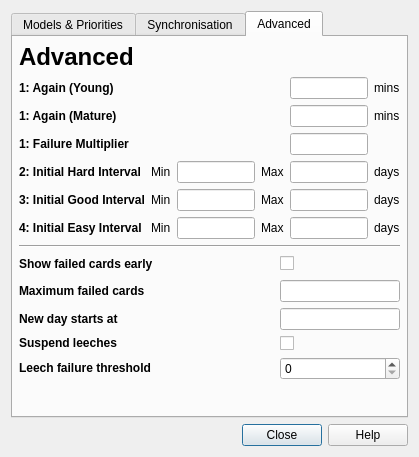
This is designer/deckproperties.ui in darkdragon-001/anki as Qt 5 draws it before an edit. The edited form follows.
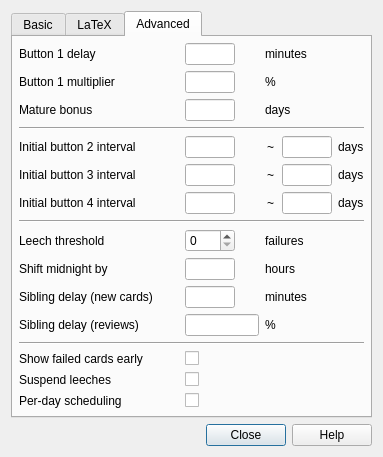
This is the edited form. The open tabs and pages were chosen to show the change.

Diff of the .ui file:
```diff
--- a/designer/deckproperties.ui
+++ b/designer/deckproperties.ui
@@ -9,8 +9,8 @@
    <rect>
     <x>0</x>
     <y>0</y>
-    <width>419</width>
-    <height>457</height>
+    <width>383</width>
+    <height>452</height>
    </rect>
   </property>
   <property name="windowTitle">
@@ -27,22 +27,22 @@
      </property>
      <widget class="QWidget" name="tab_2">
       <attribute name="title">
-       <string>Models &amp;&amp; Priorities</string>
+       <string>Basic</string>
       </attribute>
       <layout class="QGridLayout" name="gridLayout_6">
-       <item row="4" column="0">
-        <widget class="QLabel" name="label_16">
-         <property name="text">
-          <string>&lt;h1&gt;Priorities&lt;/h1&gt;</string>
-         </property>
-        </widget>
-       </item>
        <item row="5" column="0">
+        <widget class="QLabel" name="label_16">
+         <property name="text">
+          <string>&lt;b&gt;Priorities&lt;/b&gt;</string>
+         </property>
+        </widget>
+       </item>
+       <item row="6" column="0">
         <layout class="QGridLayout" name="gridLayout_4">
          <item row="0" column="0">
           <widget class="QLabel" name="label_21">
            <property name="text">
-            <string>&lt;b&gt;Very High Priority&lt;/b&gt;</string>
+            <string>Very high priority</string>
            </property>
            <property name="wordWrap">
             <bool>true</bool>
@@ -55,7 +55,7 @@
          <item row="1" column="0">
           <widget class="QLabel" name="label_17">
            <property name="text">
-            <string>&lt;b&gt;High Priority&lt;/b&gt;</string>
+            <string>High priority</string>
            </property>
            <property name="wordWrap">
             <bool>true</bool>
@@ -68,7 +68,7 @@
          <item row="2" column="0">
           <widget class="QLabel" name="label_24">
            <property name="text">
-            <string>&lt;b&gt;Low Priority&lt;/b&gt;</string>
+            <string>Low priority</string>
            </property>
            <property name="wordWrap">
             <bool>true</bool>
@@ -80,7 +80,7 @@
          </item>
         </layout>
        </item>
-       <item row="6" column="0">
+       <item row="7" column="0">
         <spacer name="verticalSpacer_2">
          <property name="orientation">
           <enum>Qt::Vertical</enum>
@@ -93,10 +93,94 @@
          </property>
         </spacer>
        </item>
-       <item row="1" column="0">
+       <item row="3" column="0">
         <widget class="QLabel" name="label_14">
          <property name="text">
-          <string>&lt;h1&gt;Models&lt;/h1&gt;</string>
+          <string>&lt;b&gt;Models&lt;/b&gt;</string>
+         </property>
+         <property name="wordWrap">
+          <bool>true</bool>
+         </property>
+        </widget>
+       </item>
+       <item row="4" column="0">
+        <layout class="QGridLayout" name="gridLayout_2">
+         <item row="0" column="0">
+          <widget class="QListWidget" name="modelsList">
+           <property name="sizePolicy">
+            <sizepolicy hsizetype="Expanding" vsizetype="Preferred">
+             <horstretch>0</horstretch>
+             <verstretch>0</verstretch>
+            </sizepolicy>
+           </property>
+          </widget>
+         </item>
+         <item row="0" column="1">
+          <layout class="QVBoxLayout" name="verticalLayout_3">
+           <item>
+            <widget class="QPushButton" name="modelsAdd">
+             <property name="text">
+              <string>&amp;Add</string>
+             </property>
+             <property name="autoDefault">
+              <bool>false</bool>
+             </property>
+            </widget>
+           </item>
+           <item>
+            <widget class="QPushButton" name="modelsEdit">
+             <property name="text">
+              <string>&amp;Edit</string>
+             </property>
+             <property name="autoDefault">
+              <bool>false</bool>
+             </property>
+            </widget>
+           </item>
+           <item>
+            <widget class="QPushButton" name="modelsDelete">
+             <property name="text">
+              <string>&amp;Delete</string>
+             </property>
+             <property name="autoDefault">
+              <bool>false</bool>
+             </property>
+            </widget>
+           </item>
+           <item>
+            <spacer name="verticalSpacer_3">
+             <property name="orientation">
+              <enum>Qt::Vertical</enum>
+             </property>
+             <property name="sizeHint" stdset="0">
+              <size>
+               <width>20</width>
+               <height>40</height>
+              </size>
+             </property>
+            </spacer>
+           </item>
+          </layout>
+         </item>
+        </layout>
+       </item>
+       <item row="1" column="0">
+        <widget class="QCheckBox" name="doSync">
+         <property name="text">
+          <string>Synchronize this deck with AnkiWeb</string>
+         </property>
+        </widget>
+       </item>
+       <item row="0" column="0">
+        <widget class="QLabel" name="label_13">
+         <property name="whatsThis">
+          <string>label</string>
+         </property>
+         <property name="text">
+          <string>&lt;b&gt;Synchronization&lt;/b&gt;</string>
+         </property>
+         <property name="scaledContents">
+          <bool>false</bool>
          </property>
          <property name="wordWrap">
           <bool>true</bool>
@@ -104,175 +188,56 @@
         </widget>
        </item>
        <item row="2" column="0">
-        <widget class="QListWidget" name="modelsList"/>
-       </item>
-       <item row="3" column="0">
-        <layout class="QHBoxLayout" name="_2">
+        <layout class="QGridLayout" name="gridLayout_3">
          <property name="spacing">
-          <number>6</number>
+          <number>4</number>
          </property>
-         <property name="margin">
-          <number>0</number>
-         </property>
-         <item>
-          <widget class="QPushButton" name="modelsAdd">
+         <item row="0" column="0">
+          <widget class="QLabel" name="label_5">
            <property name="text">
-            <string>&amp;Add</string>
+            <string>Media URL</string>
            </property>
-           <property name="autoDefault">
-            <bool>false</bool>
-           </property>
           </widget>
          </item>
-         <item>
-          <widget class="QPushButton" name="modelsEdit">
-           <property name="text">
-            <string>&amp;Edit</string>
-           </property>
-           <property name="autoDefault">
-            <bool>false</bool>
-           </property>
-          </widget>
-         </item>
-         <item>
-          <widget class="QPushButton" name="modelsDelete">
-           <property name="text">
-            <string>&amp;Delete</string>
-           </property>
-           <property name="autoDefault">
-            <bool>false</bool>
-           </property>
-          </widget>
+         <item row="0" column="1">
+          <widget class="QLineEdit" name="mediaURL"/>
          </item>
         </layout>
        </item>
       </layout>
      </widget>
-     <widget class="QWidget" name="tab_5">
+     <widget class="QWidget" name="tab">
       <attribute name="title">
-       <string>Synchronisation</string>
+       <string>LaTeX</string>
       </attribute>
       <layout class="QVBoxLayout" name="verticalLayout">
        <item>
-        <layout class="QGridLayout" name="gridLayout">
-         <item row="0" column="0">
-          <widget class="QLabel" name="label_13">
-           <property name="whatsThis">
-            <string>label</string>
-           </property>
-           <property name="text">
-            <string>&lt;h1&gt;Synchronisation&lt;/h1&gt;</string>
-           </property>
-           <property name="scaledContents">
-            <bool>false</bool>
-           </property>
-           <property name="wordWrap">
-            <bool>true</bool>
-           </property>
-          </widget>
-         </item>
-         <item row="1" column="0">
-          <widget class="QCheckBox" name="doSync">
-           <property name="text">
-            <string>Synchronize this deck</string>
-           </property>
-          </widget>
-         </item>
-         <item row="6" column="0">
-          <widget class="QLabel" name="label_28">
-           <property name="maximumSize">
-            <size>
-             <width>16777215</width>
-             <height>40</height>
-            </size>
-           </property>
-           <property name="text">
-            <string>&lt;h1&gt;Sources&lt;/h1&gt;</string>
-           </property>
-          </widget>
-         </item>
-         <item row="8" column="0">
-          <layout class="QHBoxLayout" name="horizontalLayout_3">
-           <item>
-            <widget class="QPushButton" name="addSource">
-             <property name="text">
-              <string>&amp;Add Source</string>
-             </property>
-             <property name="autoDefault">
-              <bool>false</bool>
-             </property>
-            </widget>
-           </item>
-           <item>
-            <widget class="QPushButton" name="deleteSource">
-             <property name="text">
-              <string>&amp;Delete Source</string>
-             </property>
-             <property name="autoDefault">
-              <bool>false</bool>
-             </property>
-            </widget>
-           </item>
-          </layout>
-         </item>
-         <item row="7" column="0">
-          <widget class="QTableWidget" name="sourcesTable"/>
-         </item>
-         <item row="3" column="0">
-          <spacer name="verticalSpacer_4">
-           <property name="orientation">
-            <enum>Qt::Vertical</enum>
-           </property>
-           <property name="sizeHint" stdset="0">
-            <size>
-             <width>20</width>
-             <height>40</height>
-            </size>
-           </property>
-          </spacer>
-         </item>
-         <item row="2" column="0">
-          <layout class="QHBoxLayout" name="horizontalLayout_2">
-           <item>
-            <widget class="QLabel" name="label_18">
-             <property name="text">
-              <string>Name on server: </string>
-             </property>
-            </widget>
-           </item>
-           <item>
-            <widget class="QLineEdit" name="syncName">
-             <property name="enabled">
-              <bool>false</bool>
-             </property>
-             <property name="whatsThis">
-              <string>option</string>
-             </property>
-            </widget>
-           </item>
-          </layout>
-         </item>
-         <item row="4" column="0">
-          <widget class="Line" name="line_3">
-           <property name="orientation">
-            <enum>Qt::Horizontal</enum>
-           </property>
-          </widget>
-         </item>
-         <item row="5" column="0">
-          <spacer name="verticalSpacer_6">
-           <property name="orientation">
-            <enum>Qt::Vertical</enum>
-           </property>
-           <property name="sizeHint" stdset="0">
-            <size>
-             <width>20</width>
-             <height>40</height>
-            </size>
-           </property>
-          </spacer>
-         </item>
-        </layout>
+        <widget class="QLabel" name="label_6">
+         <property name="text">
+          <string>Header</string>
+         </property>
+        </widget>
+       </item>
+       <item>
+        <widget class="QTextEdit" name="latexHeader">
+         <property name="tabChangesFocus">
+          <bool>true</bool>
+         </property>
+        </widget>
+       </item>
+       <item>
+        <widget class="QLabel" name="label_7">
+         <property name="text">
+          <string>Footer</string>
+         </property>
+        </widget>
+       </item>
+       <item>
+        <widget class="QTextEdit" name="latexFooter">
+         <property name="tabChangesFocus">
+          <bool>true</bool>
+         </property>
+        </widget>
        </item>
       </layout>
      </widget>
@@ -287,13 +252,6 @@
        <property name="margin">
         <number>6</number>
        </property>
-       <item>
-        <widget class="QLabel" name="label_27">
-         <property name="text">
-          <string>&lt;h1&gt;Advanced&lt;/h1&gt;</string>
-         </property>
-        </widget>
-       </item>
        <item>
         <layout class="QGridLayout">
          <property name="margin">
@@ -302,292 +260,500 @@
          <property name="spacing">
           <number>6</number>
          </property>
-         <item row="5" column="2">
-          <widget class="QLineEdit" name="easyMin"/>
-         </item>
-         <item row="4" column="1">
-          <widget class="QLabel" name="label_6">
-           <property name="text">
-            <string>Min</string>
+         <item row="6" column="2">
+          <widget class="QLineEdit" name="easyMin">
+           <property name="sizePolicy">
+            <sizepolicy hsizetype="Expanding" vsizetype="Fixed">
+             <horstretch>0</horstretch>
+             <verstretch>0</verstretch>
+            </sizepolicy>
            </property>
+           <property name="maximumSize">
+            <size>
+             <width>50</width>
+             <height>16777215</height>
+            </size>
+           </property>
           </widget>
          </item>
-         <item row="5" column="1">
-          <widget class="QLabel" name="label_7">
-           <property name="text">
-            <string>Min</string>
+         <item row="5" column="4">
+          <widget class="QLineEdit" name="midMax">
+           <property name="sizePolicy">
+            <sizepolicy hsizetype="Expanding" vsizetype="Fixed">
+             <horstretch>0</horstretch>
+             <verstretch>0</verstretch>
+            </sizepolicy>
            </property>
+           <property name="maximumSize">
+            <size>
+             <width>50</width>
+             <height>16777215</height>
+            </size>
+           </property>
           </widget>
          </item>
-         <item row="4" column="4">
-          <widget class="QLineEdit" name="midMax"/>
-         </item>
-         <item row="5" column="0">
+         <item row="6" column="0">
           <widget class="QLabel" name="label_4">
            <property name="text">
-            <string>&lt;b&gt;4: Initial Easy Interval&lt;/b&gt;</string>
+            <string>Initial button 4 interval</string>
            </property>
           </widget>
          </item>
-         <item row="4" column="0">
+         <item row="5" column="0">
           <widget class="QLabel" name="label_3">
            <property name="text">
-            <string>&lt;b&gt;3: Initial Good Interval&lt;/b&gt;</string>
+            <string>Initial button 3 interval</string>
            </property>
           </widget>
          </item>
-         <item row="5" column="3">
+         <item row="6" column="3">
           <widget class="QLabel" name="label_10">
            <property name="text">
-            <string>Max</string>
+            <string>~</string>
+           </property>
+           <property name="alignment">
+            <set>Qt::AlignCenter</set>
            </property>
           </widget>
          </item>
-         <item row="3" column="2">
-          <widget class="QLineEdit" name="hardMin"/>
-         </item>
          <item row="4" column="2">
-          <widget class="QLineEdit" name="midMin"/>
-         </item>
-         <item row="3" column="3">
-          <widget class="QLabel" name="label_8">
-           <property name="text">
-            <string>Max</string>
+          <widget class="QLineEdit" name="hardMin">
+           <property name="sizePolicy">
+            <sizepolicy hsizetype="Expanding" vsizetype="Fixed">
+             <horstretch>0</horstretch>
+             <verstretch>0</verstretch>
+            </sizepolicy>
+           </property>
+           <property name="minimumSize">
+            <size>
+             <width>50</width>
+             <height>0</height>
+            </size>
+           </property>
+           <property name="maximumSize">
+            <size>
+             <width>50</width>
+             <height>16777215</height>
+            </size>
            </property>
           </widget>
          </item>
-         <item row="5" column="4">
-          <widget class="QLineEdit" name="easyMax"/>
-         </item>
-         <item row="3" column="4">
-          <widget class="QLineEdit" name="hardMax"/>
-         </item>
-         <item row="3" column="1">
-          <widget class="QLabel" name="label_5">
-           <property name="text">
-            <string>Min</string>
+         <item row="5" column="2">
+          <widget class="QLineEdit" name="midMin">
+           <property name="sizePolicy">
+            <sizepolicy hsizetype="Expanding" vsizetype="Fixed">
+             <horstretch>0</horstretch>
+             <verstretch>0</verstretch>
+            </sizepolicy>
+           </property>
+           <property name="maximumSize">
+            <size>
+             <width>50</width>
+             <height>16777215</height>
+            </size>
            </property>
           </widget>
          </item>
          <item row="4" column="3">
+          <widget class="QLabel" name="label_8">
+           <property name="text">
+            <string>~</string>
+           </property>
+           <property name="alignment">
+            <set>Qt::AlignCenter</set>
+           </property>
+          </widget>
+         </item>
+         <item row="6" column="4">
+          <widget class="QLineEdit" name="easyMax">
+           <property name="sizePolicy">
+            <sizepolicy hsizetype="Expanding" vsizetype="Fixed">
+             <horstretch>0</horstretch>
+             <verstretch>0</verstretch>
+            </sizepolicy>
+           </property>
+           <property name="maximumSize">
+            <size>
+             <width>50</width>
+             <height>16777215</height>
+            </size>
+           </property>
+          </widget>
+         </item>
+         <item row="4" column="4">
+          <widget class="QLineEdit" name="hardMax">
+           <property name="sizePolicy">
+            <sizepolicy hsizetype="Expanding" vsizetype="Fixed">
+             <horstretch>0</horstretch>
+             <verstretch>0</verstretch>
+            </sizepolicy>
+           </property>
+           <property name="minimumSize">
+            <size>
+             <width>50</width>
+             <height>0</height>
+            </size>
+           </property>
+           <property name="maximumSize">
+            <size>
+             <width>50</width>
+             <height>16777215</height>
+            </size>
+           </property>
+          </widget>
+         </item>
+         <item row="5" column="3">
           <widget class="QLabel" name="label_9">
            <property name="text">
-            <string>Max</string>
+            <string>~</string>
+           </property>
+           <property name="alignment">
+            <set>Qt::AlignCenter</set>
            </property>
           </widget>
          </item>
-         <item row="3" column="0">
+         <item row="4" column="0">
           <widget class="QLabel" name="label_2">
            <property name="text">
-            <string>&lt;b&gt;2: Initial Hard Interval&lt;/b&gt;</string>
-           </property>
-          </widget>
-         </item>
-         <item row="0" column="4">
-          <widget class="QLineEdit" name="delay0">
-           <property name="sizePolicy">
-            <sizepolicy hsizetype="Expanding" vsizetype="Fixed">
-             <horstretch>0</horstretch>
-             <verstretch>0</verstretch>
-            </sizepolicy>
-           </property>
-          </widget>
-         </item>
-         <item row="1" column="0">
-          <widget class="QLabel" name="label_22">
-           <property name="text">
-            <string>&lt;b&gt;1: Again (Mature)&lt;/b&gt;</string>
-           </property>
-           <property name="openExternalLinks">
-            <bool>true</bool>
-           </property>
-          </widget>
-         </item>
-         <item row="1" column="4">
-          <widget class="QLineEdit" name="delay1">
-           <property name="sizePolicy">
-            <sizepolicy hsizetype="Expanding" vsizetype="Fixed">
-             <horstretch>0</horstretch>
-             <verstretch>0</verstretch>
-            </sizepolicy>
-           </property>
-          </widget>
-         </item>
-         <item row="2" column="0">
-          <widget class="QLabel" name="label_19">
-           <property name="text">
-            <string>&lt;b&gt;1: Failure Multiplier&lt;/b&gt;</string>
-           </property>
-           <property name="openExternalLinks">
-            <bool>true</bool>
-           </property>
-          </widget>
-         </item>
-         <item row="2" column="4">
-          <widget class="QLineEdit" name="delay2">
-           <property name="sizePolicy">
-            <sizepolicy hsizetype="Expanding" vsizetype="Fixed">
-             <horstretch>0</horstretch>
-             <verstretch>0</verstretch>
-            </sizepolicy>
+            <string>Initial button 2 interval</string>
            </property>
           </widget>
          </item>
          <item row="0" column="0">
           <widget class="QLabel" name="label_20">
            <property name="text">
-            <string>&lt;b&gt;1: Again (Young)&lt;/b&gt;</string>
-           </property>
-          </widget>
-         </item>
-         <item row="0" column="5">
-          <widget class="QLabel" name="label">
-           <property name="text">
-            <string>mins</string>
-           </property>
-          </widget>
-         </item>
-         <item row="1" column="5">
-          <widget class="QLabel" name="label_25">
-           <property name="text">
-            <string>mins</string>
-           </property>
-          </widget>
-         </item>
-         <item row="3" column="5">
-          <widget class="QLabel" name="label_30">
-           <property name="text">
-            <string>days</string>
+            <string>Button 1 delay</string>
            </property>
           </widget>
          </item>
          <item row="4" column="5">
-          <widget class="QLabel" name="label_31">
+          <widget class="QLabel" name="label_30">
            <property name="text">
             <string>days</string>
            </property>
           </widget>
          </item>
          <item row="5" column="5">
+          <widget class="QLabel" name="label_31">
+           <property name="text">
+            <string>days</string>
+           </property>
+          </widget>
+         </item>
+         <item row="6" column="5">
           <widget class="QLabel" name="label_32">
            <property name="text">
             <string>days</string>
            </property>
           </widget>
          </item>
-        </layout>
-       </item>
-       <item>
-        <widget class="Line" name="line">
-         <property name="orientation">
-          <enum>Qt::Horizontal</enum>
-         </property>
-        </widget>
-       </item>
-       <item>
-        <layout class="QGridLayout" name="gridLayout_5">
-         <item row="1" column="0">
-          <widget class="QLabel" name="label_12">
-           <property name="text">
-            <string>&lt;b&gt;Maximum failed cards&lt;/b&gt;</string>
-           </property>
-           <property name="openExternalLinks">
-            <bool>true</bool>
-           </property>
-          </widget>
-         </item>
-         <item row="1" column="1">
+         <item row="4" column="1">
           <spacer name="horizontalSpacer">
            <property name="orientation">
             <enum>Qt::Horizontal</enum>
            </property>
+           <property name="sizeType">
+            <enum>QSizePolicy::Fixed</enum>
+           </property>
            <property name="sizeHint" stdset="0">
             <size>
-             <width>40</width>
+             <width>20</width>
              <height>20</height>
             </size>
            </property>
           </spacer>
          </item>
+         <item row="1" column="0">
+          <widget class="QLabel" name="label_19">
+           <property name="text">
+            <string>Button 1 multiplier</string>
+           </property>
+           <property name="openExternalLinks">
+            <bool>true</bool>
+           </property>
+          </widget>
+         </item>
+         <item row="2" column="0">
+          <widget class="QLabel" name="label_22">
+           <property name="text">
+            <string>Mature bonus</string>
+           </property>
+           <property name="openExternalLinks">
+            <bool>true</bool>
+           </property>
+          </widget>
+         </item>
+         <item row="3" column="0" colspan="6">
+          <widget class="Line" name="line_2">
+           <property name="orientation">
+            <enum>Qt::Horizontal</enum>
+           </property>
+          </widget>
+         </item>
+         <item row="0" column="2">
+          <widget class="QLineEdit" name="delay0">
+           <property name="sizePolicy">
+            <sizepolicy hsizetype="Expanding" vsizetype="Fixed">
+             <horstretch>0</horstretch>
+             <verstretch>0</verstretch>
+            </sizepolicy>
+           </property>
+           <property name="minimumSize">
+            <size>
+             <width>50</width>
+             <height>0</height>
+            </size>
+           </property>
+           <property name="maximumSize">
+            <size>
+             <width>50</width>
+             <height>16777215</height>
+            </size>
+           </property>
+          </widget>
+         </item>
+         <item row="0" column="3" colspan="2">
+          <widget class="QLabel" name="label">
+           <property name="text">
+            <string>minutes</string>
+           </property>
+          </widget>
+         </item>
          <item row="1" column="2">
-          <widget class="QLineEdit" name="failedCardMax"/>
+          <widget class="QLineEdit" name="delay2">
+           <property name="sizePolicy">
+            <sizepolicy hsizetype="Expanding" vsizetype="Fixed">
+             <horstretch>0</horstretch>
+             <verstretch>0</verstretch>
+            </sizepolicy>
+           </property>
+           <property name="maximumSize">
+            <size>
+             <width>50</width>
+             <height>16777215</height>
+            </size>
+           </property>
+          </widget>
          </item>
-         <item row="3" column="0">
-          <widget class="QLabel" name="label_29">
+         <item row="2" column="2">
+          <widget class="QLineEdit" name="delay1">
+           <property name="sizePolicy">
+            <sizepolicy hsizetype="Expanding" vsizetype="Fixed">
+             <horstretch>0</horstretch>
+             <verstretch>0</verstretch>
+            </sizepolicy>
+           </property>
+           <property name="maximumSize">
+            <size>
+             <width>50</width>
+             <height>16777215</height>
+            </size>
+           </property>
+          </widget>
+         </item>
+         <item row="2" column="3" colspan="2">
+          <widget class="QLabel" name="label_25">
            <property name="text">
-            <string>&lt;b&gt;New day starts at&lt;/b&gt;</string>
+            <string>days</string>
            </property>
           </widget>
          </item>
-         <item row="3" column="1">
-          <spacer name="horizontalSpacer_3">
+         <item row="7" column="0" colspan="6">
+          <widget class="Line" name="line">
            <property name="orientation">
             <enum>Qt::Horizontal</enum>
            </property>
-           <property name="sizeHint" stdset="0">
-            <size>
-             <width>40</width>
-             <height>20</height>
-            </size>
+          </widget>
+         </item>
+         <item row="12" column="0" colspan="6">
+          <widget class="Line" name="line_3">
+           <property name="orientation">
+            <enum>Qt::Horizontal</enum>
            </property>
-          </spacer>
+          </widget>
          </item>
-         <item row="3" column="2">
-          <widget class="QLineEdit" name="timeOffset"/>
-         </item>
-         <item row="0" column="0">
+         <item row="13" column="0">
           <widget class="QLabel" name="label_26">
            <property name="text">
-            <string>&lt;b&gt;Show failed cards early&lt;/b&gt;</string>
+            <string>Show failed cards early</string>
            </property>
            <property name="openExternalLinks">
             <bool>true</bool>
            </property>
           </widget>
          </item>
-         <item row="0" column="1">
-          <spacer name="horizontalSpacer_2">
-           <property name="orientation">
-            <enum>Qt::Horizontal</enum>
-           </property>
-           <property name="sizeHint" stdset="0">
-            <size>
-             <width>40</width>
-             <height>20</height>
-            </size>
-           </property>
-          </spacer>
-         </item>
-         <item row="0" column="2">
+         <item row="13" column="2">
           <widget class="QCheckBox" name="collapse">
+           <property name="sizePolicy">
+            <sizepolicy hsizetype="Preferred" vsizetype="Fixed">
+             <horstretch>0</horstretch>
+             <verstretch>0</verstretch>
+            </sizepolicy>
+           </property>
            <property name="text">
             <string/>
            </property>
           </widget>
          </item>
-         <item row="4" column="0">
+         <item row="15" column="0">
+          <widget class="QLabel" name="label_23">
+           <property name="text">
+            <string>Per-day scheduling</string>
+           </property>
+          </widget>
+         </item>
+         <item row="15" column="2">
+          <widget class="QCheckBox" name="perDay">
+           <property name="sizePolicy">
+            <sizepolicy hsizetype="Preferred" vsizetype="Fixed">
+             <horstretch>0</horstretch>
+             <verstretch>0</verstretch>
+            </sizepolicy>
+           </property>
+           <property name="text">
+            <string/>
+           </property>
+          </widget>
+         </item>
+         <item row="8" column="0">
+          <widget class="QLabel" name="label_15">
+           <property name="text">
+            <string>Leech threshold</string>
+           </property>
+          </widget>
+         </item>
+         <item row="8" column="2">
+          <widget class="QSpinBox" name="leechFails">
+           <property name="sizePolicy">
+            <sizepolicy hsizetype="Preferred" vsizetype="Fixed">
+             <horstretch>0</horstretch>
+             <verstretch>0</verstretch>
+            </sizepolicy>
+           </property>
+           <property name="maximumSize">
+            <size>
+             <width>50</width>
+             <height>16777215</height>
+            </size>
+           </property>
+          </widget>
+         </item>
+         <item row="9" column="0">
+          <widget class="QLabel" name="label_29">
+           <property name="text">
+            <string>Shift midnight by</string>
+           </property>
+          </widget>
+         </item>
+         <item row="9" column="2">
+          <widget class="QLineEdit" name="timeOffset">
+           <property name="sizePolicy">
+            <sizepolicy hsizetype="Preferred" vsizetype="Fixed">
+             <horstretch>0</horstretch>
+             <verstretch>0</verstretch>
+            </sizepolicy>
+           </property>
+           <property name="maximumSize">
+            <size>
+             <width>50</width>
+             <height>16777215</height>
+            </size>
+           </property>
+          </widget>
+         </item>
+         <item row="10" column="0">
+          <widget class="QLabel" name="label_12">
+           <property name="text">
+            <string>Sibling delay (new cards)</string>
+           </property>
+          </widget>
+         </item>
+         <item row="10" column="2">
+          <widget class="QLineEdit" name="newSpacing">
+           <property name="sizePolicy">
+            <sizepolicy hsizetype="Preferred" vsizetype="Fixed">
+             <horstretch>0</horstretch>
+             <verstretch>0</verstretch>
+            </sizepolicy>
+           </property>
+           <property name="maximumSize">
+            <size>
+             <width>50</width>
+             <height>16777215</height>
+            </size>
+           </property>
+          </widget>
+         </item>
+         <item row="10" column="3" colspan="2">
+          <widget class="QLabel" name="label_27">
+           <property name="text">
+            <string>minutes</string>
+           </property>
+          </widget>
+         </item>
+         <item row="14" column="0">
           <widget class="QLabel" name="label_11">
            <property name="text">
-            <string>&lt;b&gt;Suspend leeches&lt;/b&gt;</string>
+            <string>Suspend leeches</string>
            </property>
           </widget>
          </item>
-         <item row="4" column="2">
+         <item row="14" column="2">
           <widget class="QCheckBox" name="suspendLeeches">
+           <property name="sizePolicy">
+            <sizepolicy hsizetype="Preferred" vsizetype="Fixed">
+             <horstretch>0</horstretch>
+             <verstretch>0</verstretch>
+            </sizepolicy>
+           </property>
            <property name="text">
             <string/>
            </property>
           </widget>
          </item>
-         <item row="5" column="0">
-          <widget class="QLabel" name="label_15">
+         <item row="1" column="3">
+          <widget class="QLabel" name="label_33">
            <property name="text">
-            <string>&lt;b&gt;Leech failure threshold&lt;/b&gt;</string>
+            <string>%</string>
            </property>
           </widget>
          </item>
-         <item row="5" column="2">
-          <widget class="QSpinBox" name="leechFails"/>
+         <item row="9" column="3" colspan="3">
+          <widget class="QLabel" name="label_34">
+           <property name="sizePolicy">
+            <sizepolicy hsizetype="Expanding" vsizetype="Preferred">
+             <horstretch>0</horstretch>
+             <verstretch>0</verstretch>
+            </sizepolicy>
+           </property>
+           <property name="text">
+            <string>hours</string>
+           </property>
+          </widget>
+         </item>
+         <item row="8" column="3" colspan="2">
+          <widget class="QLabel" name="label_35">
+           <property name="text">
+            <string>failures</string>
+           </property>
+          </widget>
+         </item>
+         <item row="11" column="0">
+          <widget class="QLabel" name="label_18">
+           <property name="text">
+            <string>Sibling delay (reviews)</string>
+           </property>
+          </widget>
+         </item>
+         <item row="11" column="2">
+          <widget class="QLineEdit" name="revSpacing"/>
+         </item>
+         <item row="11" column="3" colspan="2">
+          <widget class="QLabel" name="label_28">
+           <property name="text">
+            <string>%</string>
+           </property>
+          </widget>
          </item>
         </layout>
        </item>
```
Left out of the diff: 45 changed lines with no effect on the pictures.
